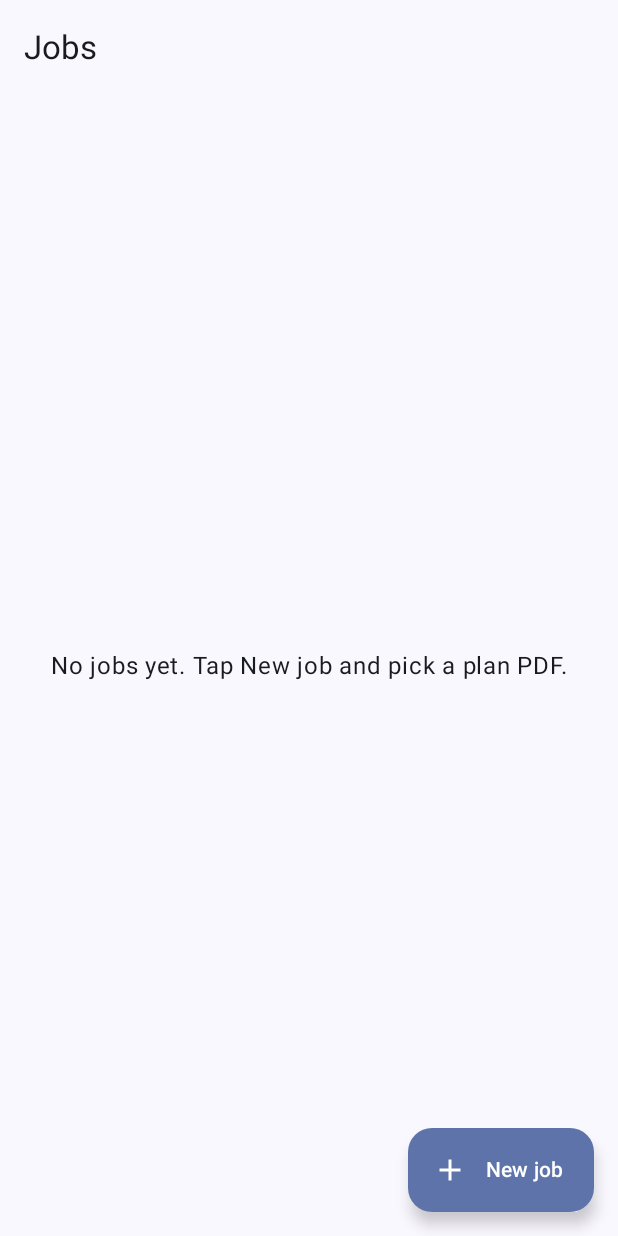
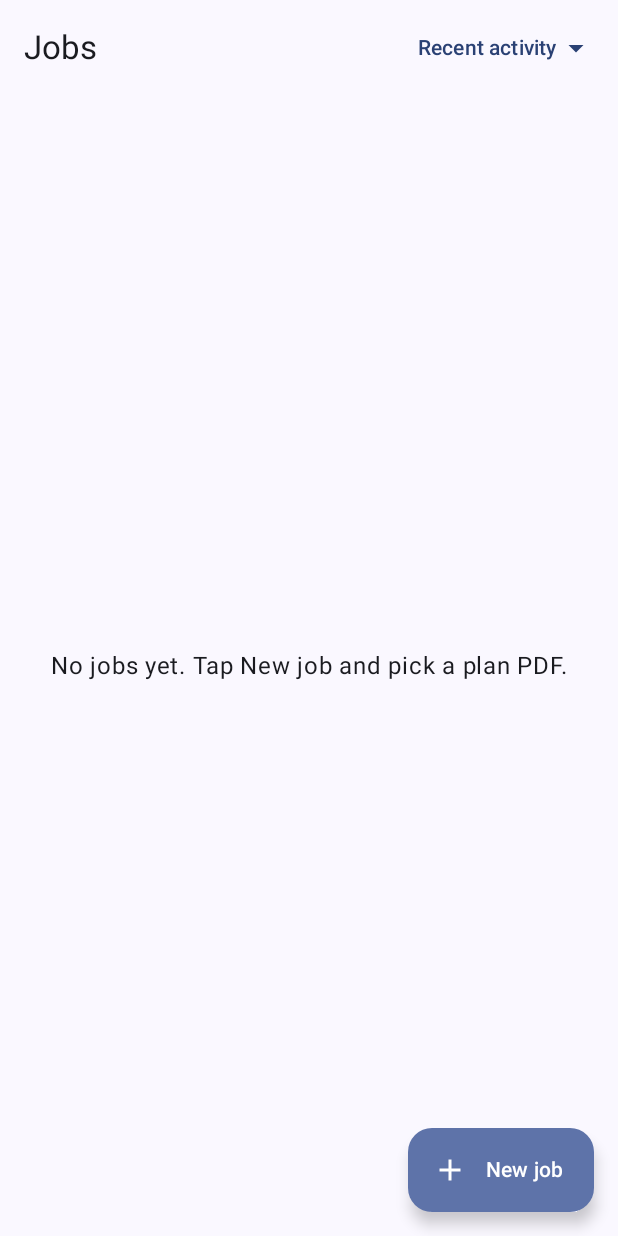
Before and after one commit to lukeadair/blueprint-plus, an Android app built with Jetpack Compose: the screen it shows after launch (MainActivity), on a phone screen of 412 x 824 dp. Run offline under Robolectric (Android 15) with nearby library versions, the phone set to English and light mode, and no system bars.

Commit message:
Sort the job list by name, date created or recent activity
- Dropdown in the Jobs top bar; the choice is remembered across restarts
- Jobs save a created date; older saves fall back to their last update
  (tested)
- When sorted by date created, each job shows its created date

Co-Authored-By: Claude Opus 5.5 <noreply@anthropic.com>

```diff
--- a/app/src/main/java/com/scaletape/HomeScreen.kt
+++ b/app/src/main/java/com/scaletape/HomeScreen.kt
@@ -1,5 +1,6 @@
 package com.scaletape
 
+import android.content.Context
 import androidx.activity.compose.rememberLauncherForActivityResult
 import androidx.activity.result.contract.ActivityResultContracts
 import androidx.compose.foundation.clickable
@@ -11,9 +12,13 @@ import androidx.compose.foundation.lazy.LazyColumn
 import androidx.compose.foundation.lazy.items
 import androidx.compose.material.icons.Icons
 import androidx.compose.material.icons.filled.Add
+import androidx.compose.material.icons.filled.ArrowDropDown
+import androidx.compose.material.icons.filled.Check
 import androidx.compose.material.icons.filled.Delete
 import androidx.compose.material3.AlertDialog
 import androidx.compose.material3.CircularProgressIndicator
+import androidx.compose.material3.DropdownMenu
+import androidx.compose.material3.DropdownMenuItem
 import androidx.compose.material3.ExperimentalMaterial3Api
 import androidx.compose.material3.ExtendedFloatingActionButton
 import androidx.compose.material3.HorizontalDivider
@@ -36,6 +41,7 @@ import androidx.compose.runtime.rememberCoroutineScope
 import androidx.compose.runtime.setValue
 import androidx.compose.ui.Alignment
 import androidx.compose.ui.Modifier
+import androidx.compose.ui.platform.LocalContext
 import androidx.compose.ui.unit.dp
 import kotlinx.coroutines.Dispatchers
 import kotlinx.coroutines.launch
@@ -50,6 +56,10 @@ fun HomeScreen(store: JobStore, onOpen: (String) -> Unit) {
     var creating by remember { mutableStateOf(false) }
     var toDelete by remember { mutableStateOf<Job?>(null) }
     val snackbar = remember { SnackbarHostState() }
+    // The chosen order survives restarts.
+    val prefs = LocalContext.current.getSharedPreferences("home", Context.MODE_PRIVATE)
+    var sort by remember { mutableStateOf(JobSort.entries.firstOrNull { it.name == prefs.getString("sort", null) } ?: JobSort.RECENT) }
+    var sortMenu by remember { mutableStateOf(false) }
     val scope = rememberCoroutineScope()
 
     LaunchedEffect(Unit) { jobs = withContext(Dispatchers.IO) { store.list() } }
@@ -69,7 +79,32 @@ fun HomeScreen(store: JobStore, onOpen: (String) -> Unit) {
     }
 
     Scaffold(
-        topBar = { TopAppBar(title = { Text("Jobs") }) },
+        topBar = {
+            TopAppBar(
+                title = { Text("Jobs") },
+                actions = {
+                    Box {
+                        TextButton(onClick = { sortMenu = true }) {
+                            Text(sort.label)
+                            Icon(Icons.Default.ArrowDropDown, contentDescription = "Sort jobs")
+                        }
+                        DropdownMenu(expanded = sortMenu, onDismissRequest = { sortMenu = false }) {
+                            JobSort.entries.forEach { option ->
+                                DropdownMenuItem(
+                                    text = { Text(option.label) },
+                                    onClick = {
+                                        sort = option
+                                        prefs.edit().putString("sort", option.name).apply()
+                                        sortMenu = false
+                                    },
+                                    trailingIcon = if (option == sort) ({ Icon(Icons.Default.Check, contentDescription = "Selected") }) else null,
+                                )
+                            }
+                        }
+                    }
+                },
+            )
+        },
         floatingActionButton = {
             ExtendedFloatingActionButton(
                 onClick = { if (!creating) pickPdf.launch(arrayOf("application/pdf")) },
@@ -79,7 +114,7 @@ fun HomeScreen(store: JobStore, onOpen: (String) -> Unit) {
         },
         snackbarHost = { SnackbarHost(snackbar) },
     ) { padding ->
-        val list = jobs
+        val list = jobs?.let { sort.order(it) }
         Box(Modifier.fillMaxSize().padding(padding)) {
             when {
                 list == null || creating -> CircularProgressIndicator(Modifier.align(Alignment.Center))
@@ -92,7 +127,7 @@ fun HomeScreen(store: JobStore, onOpen: (String) -> Unit) {
                     items(list, key = { it.id }) { job ->
                         ListItem(
                             headlineContent = { Text(job.name) },
-                            supportingContent = { Text(jobSummary(job)) },
+                            supportingContent = { Text(jobSummary(job, sort)) },
                             trailingContent = {
                                 IconButton(onClick = { toDelete = job }) {
                                     Icon(Icons.Default.Delete, contentDescription = "Delete ${job.name}")
@@ -124,8 +159,17 @@ fun HomeScreen(store: JobStore, onOpen: (String) -> Unit) {
     }
 }
 
-private fun jobSummary(job: Job): String {
+/** Home list orders. Dates sort newest first. */
+enum class JobSort(val label: String, val order: (List<Job>) -> List<Job>) {
+    RECENT("Recent activity", { jobs -> jobs.sortedByDescending { it.updated } }),
+    NAME("Name", { jobs -> jobs.sortedWith(compareBy(String.CASE_INSENSITIVE_ORDER) { it.name }) }),
+    CREATED("Date created", { jobs -> jobs.sortedByDescending { it.created } }),
+}
+
+/** Shows the date the list is sorted by: created when sorting by it, otherwise last activity. */
+private fun jobSummary(job: Job, sort: JobSort): String {
     val total = job.totalInches()?.let { "%.2f LF".format(it / 12) } ?: "scale not set"
-    val date = DateFormat.getDateInstance(DateFormat.MEDIUM).format(Date(job.updated))
+    val format = DateFormat.getDateInstance(DateFormat.MEDIUM)
+    val date = if (sort == JobSort.CREATED) "created " + format.format(Date(job.created)) else format.format(Date(job.updated))
     return "${job.runs.size} runs · $total · $date"
 }
--- a/app/src/main/java/com/scaletape/Job.kt
+++ b/app/src/main/java/com/scaletape/Job.kt
@@ -33,6 +33,7 @@ data class Job(
     val scale: String = "1/4\" = 1'",
     val page: Int = 0,
     val updated: Long = 0,
+    val created: Long = 0,
     val runs: List<Run> = emptyList(),
     /** Rooms the user added by hand; they show in the run list even with no runs in them. */
     val rooms: List<String> = emptyList(),
@@ -51,7 +52,7 @@ data class Job(
 }
 
 fun Job.toJson(): String = JSONObject()
-    .put("id", id).put("name", name).put("scale", scale).put("page", page).put("updated", updated)
+    .put("id", id).put("name", name).put("scale", scale).put("page", page).put("updated", updated).put("created", created)
     .put("runs", JSONArray(runs.map {
         JSONObject().put("page", it.page)
             .put("ax", it.a.x.toDouble()).put("ay", it.a.y.toDouble())
@@ -73,6 +74,7 @@ fun jobFromJson(json: String): Job {
         scale = o.getString("scale"),
         page = o.optInt("page"),
         updated = o.optLong("updated"),
+        created = o.optLong("created", o.optLong("updated")), // jobs saved before this field: best guess
         runs = (0 until arr.length()).map { i ->
             val r = arr.getJSONObject(i)
             Run(
--- a/app/src/main/java/com/scaletape/JobStore.kt
+++ b/app/src/main/java/com/scaletape/JobStore.kt
@@ -57,6 +57,7 @@ class JobStore(private val context: Context) {
             ?.use { c -> if (c.moveToFirst()) c.getString(0) else null }
             ?.removeSuffix(".pdf")?.removeSuffix(".PDF")
             ?: "New job"
-        return Job(id, name, updated = System.currentTimeMillis()).also { save(it) }
+        val now = System.currentTimeMillis()
+        return Job(id, name, updated = now, created = now).also { save(it) }
     }
 }
```
Also changed, not shown: 1 other file.
